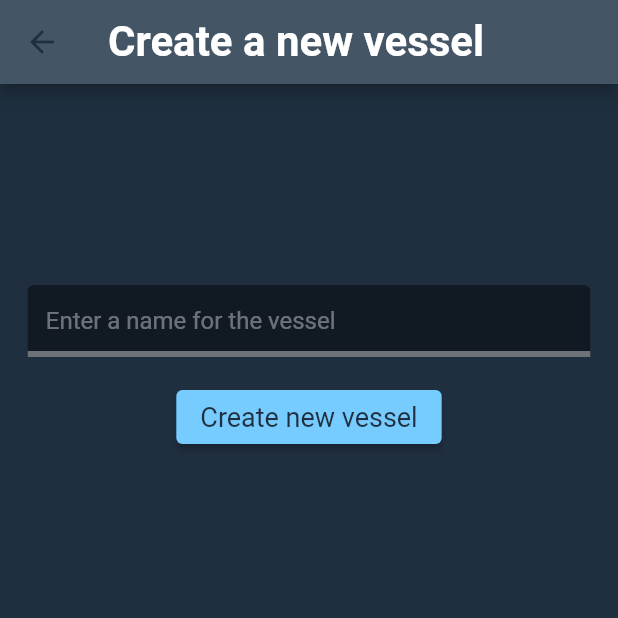
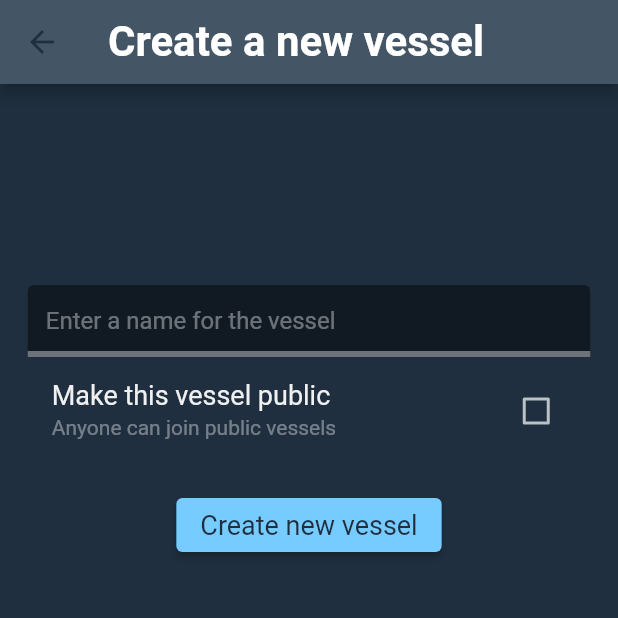
Before and after one commit to Saltswimmer/ru-seniorproj, a Flutter app: the CreateVesselPage screen opened by its route, on a phone screen of 412 x 824 dp, the top half of it. Run offline on Flutter 3.47's test engine with Material 2 defaults, Android fonts, the phone set to English and light mode, and no system bars; our stand-ins replace dio, go_router, localstorage; accounts and stored records are empty.

Commit message:
Added a 'make vessel public' option (currently not functional)

```diff
--- a/harbour_frontend/lib/pages/create_vessel.dart
+++ b/harbour_frontend/lib/pages/create_vessel.dart
@@ -30,6 +30,8 @@ class _CreateVesselPageState extends State<CreateVesselPage> {
   late final TextEditingController _controller;
   late ColorScheme colors;
 
+  bool makePublic = false;
+
   @override
   void initState() {
     super.initState();
@@ -56,7 +58,8 @@ class _CreateVesselPageState extends State<CreateVesselPage> {
               ),
               body: Center(
                 child: ConstrainedBox(
-                  constraints: const BoxConstraints(maxWidth: 375, maxHeight: 500),
+                  constraints:
+                      const BoxConstraints(maxWidth: 375, maxHeight: 500),
                   child: Form(
                       key: _formKey,
                       child: Column(
@@ -64,8 +67,8 @@ class _CreateVesselPageState extends State<CreateVesselPage> {
                         children: [
                           TextFormField(
                             controller: _controller,
-                            decoration:
-                                makeInputDecoration("Enter a name for the vessel"),
+                            decoration: makeInputDecoration(
+                                "Enter a name for the vessel"),
                             autocorrect: false,
                             enableSuggestions: false,
                             validator: (value) {
@@ -74,6 +77,20 @@ class _CreateVesselPageState extends State<CreateVesselPage> {
                               }
                             },
                           ),
+                          CheckboxListTile(
+                              value: makePublic,
+                              activeColor: colors.surface,
+                              title: TextTemplates.large(
+                                  "Make this vessel public",
+                                  colors.onBackground),
+                              subtitle: TextTemplates.medium(
+                                  "Anyone can join public vessels",
+                                  Colors.white38),
+                              onChanged: (val) {
+                                setState(() {
+                                  makePublic = val!;
+                                });
+                              }),
                           Padding(
                             padding: const EdgeInsets.all(16.0),
                             child: ElevatedButton(
@@ -84,7 +101,8 @@ class _CreateVesselPageState extends State<CreateVesselPage> {
                                   // Create the new vessel
                                   try {
                                     Vessel? v = await VesselService()
-                                        .createVessel(session, _controller.text);
+                                        .createVessel(
+                                            session, _controller.text);
 
                                     if (v != null) {
                                       session.addVessel(v);
@@ -93,7 +111,8 @@ class _CreateVesselPageState extends State<CreateVesselPage> {
                                   } on Error catch (e) {
                                     print(e);
                                   }
-                                  Future.microtask(() => context.pushReplacement('/vessel'));
+                                  Future.microtask(
+                                      () => context.pushReplacement('/vessel'));
                                 }
                               },
                             ),
```
